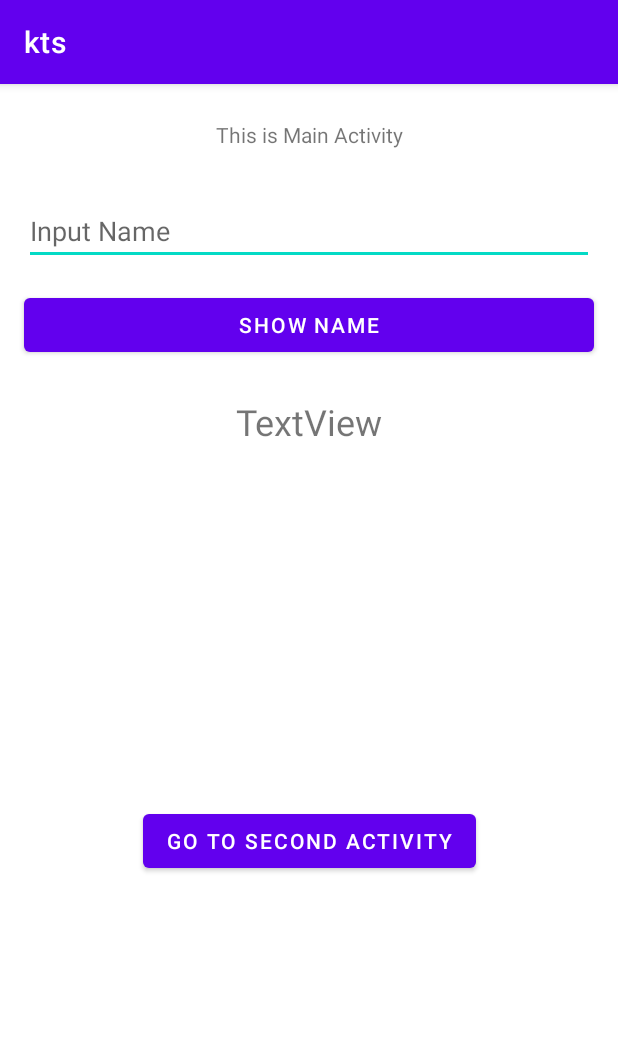
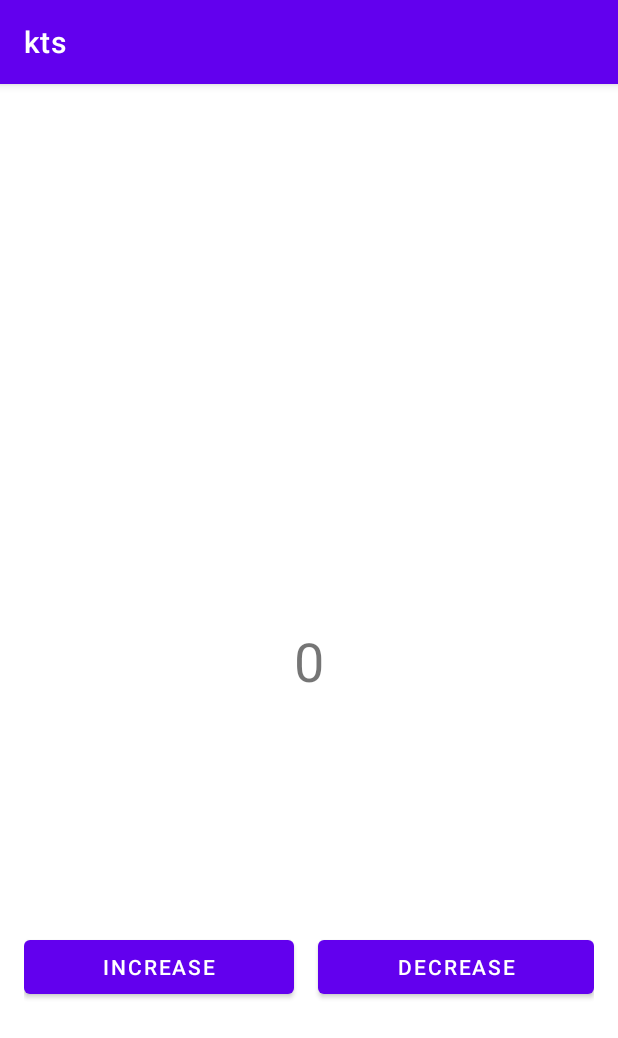
Before and after one commit to edhimurwanto/android-training-mandiri, an Android app: the screen it shows after launch (MainActivity), on a phone screen of 412 x 824 dp. Shown: the top 1038 px of the screen. Run offline under Robolectric (Android 15) with nearby library versions, the phone set to English and light mode, and no system bars.

Commit message:
counter with one fragment

```diff
--- a/app/build.gradle.kts
+++ b/app/build.gradle.kts
@@ -42,6 +42,7 @@ dependencies {
     implementation("com.google.android.material:material:1.4.0")
     implementation("org.jetbrains.kotlin:kotlin-stdlib:${Versions.kotlinVersion}")
     implementation("androidx.constraintlayout:constraintlayout:2.0.4")
+    implementation("androidx.legacy:legacy-support-v4:1.0.0")
     testImplementation("junit:junit:4.13.2")
     androidTestImplementation("androidx.test.ext:junit:1.1.3")
     androidTestImplementation("androidx.test.espresso:espresso-core:3.4.0")
--- /dev/null
+++ b/app/src/main/java/com/enigmacamp/kts/CounterFragment.kt
@@ -0,0 +1,42 @@
+package com.enigmacamp.kts
+
+import android.os.Bundle
+import androidx.fragment.app.Fragment
+import android.view.LayoutInflater
+import android.view.View
+import android.view.ViewGroup
+import kotlinx.android.synthetic.main.fragment_counter.*
+
+class CounterFragment : Fragment() {
+
+    var counter = 0
+
+    override fun onCreate(savedInstanceState: Bundle?) {
+        super.onCreate(savedInstanceState)
+    }
+
+    override fun onCreateView(
+        inflater: LayoutInflater, container: ViewGroup?,
+        savedInstanceState: Bundle?
+    ): View? {
+        // Inflate the layout for this fragment
+        return inflater.inflate(R.layout.fragment_counter, container, false)
+    }
+
+    override fun onViewCreated(view: View, savedInstanceState: Bundle?) {
+        super.onViewCreated(view, savedInstanceState)
+
+        buttonIncrease.setOnClickListener {
+            setTextViewCounter(++this.counter)
+        }
+
+        buttonDecrease.setOnClickListener {
+            setTextViewCounter(--this.counter)
+        }
+    }
+
+    private fun setTextViewCounter(counter: Int){
+        textViewCounter.text = counter.toString()
+    }
+
+}
--- a/app/src/main/java/com/enigmacamp/kts/MainActivity.kt
+++ b/app/src/main/java/com/enigmacamp/kts/MainActivity.kt
@@ -15,22 +15,8 @@ class MainActivity : AppCompatActivity() {
         setContentView(R.layout.activity_main)
         Log.d(TAG, "onCreate()")
 
-        tvTitle.text = "This is Main Activity"
-
-        showBtn.setOnClickListener {
-            showName()
-        }
-
-        btnGoToSecondActivity.setOnClickListener {
-            val intent = Intent(this, SecondActivity::class.java)
-            intent.putExtra("NAME", editTextName.text.toString())
-            startActivity(intent)
-        }
     }
 
-    fun showName(){
-        name.text = editTextName.text
-    }
 
     override fun onStart() {
         super.onStart()
--- a/app/src/main/res/layout/activity_main.xml
+++ b/app/src/main/res/layout/activity_main.xml
@@ -8,63 +8,11 @@
     android:orientation="vertical"
     tools:context=".MainActivity">
 
-    <TextView
-        android:id="@+id/tvTitle"
-        android:layout_width="wrap_content"
-        android:layout_height="19dp"
-        android:layout_marginTop="24dp"
-        app:layout_constraintEnd_toEndOf="parent"
-        app:layout_constraintStart_toStartOf="parent"
-        app:layout_constraintTop_toTopOf="parent" />
-
-    <EditText
-        android:id="@+id/editTextName"
-        android:layout_width="0dp"
-        android:layout_height="wrap_content"
-        android:layout_marginStart="16dp"
-        android:layout_marginTop="32dp"
-        android:layout_marginEnd="16dp"
-        android:ems="10"
-        android:hint="Input Name"
-        android:inputType="textPersonName"
-        app:layout_constraintEnd_toEndOf="parent"
-        app:layout_constraintStart_toStartOf="parent"
-        app:layout_constraintTop_toBottomOf="@+id/tvTitle" />
-
-    <Button
-        android:id="@+id/showBtn"
-        android:layout_width="0dp"
-        android:layout_height="wrap_content"
-        android:layout_marginStart="16dp"
-        android:layout_marginTop="16dp"
-        android:layout_marginEnd="16dp"
-        android:text="Show Name"
-        app:layout_constraintEnd_toEndOf="parent"
-        app:layout_constraintStart_toStartOf="parent"
-        app:layout_constraintTop_toBottomOf="@+id/editTextName" />
-
-    <TextView
-        android:id="@+id/name"
-        android:layout_width="wrap_content"
-        android:layout_height="wrap_content"
-        android:layout_marginTop="24dp"
-        android:text="TextView"
-        android:textSize="24dp"
-        app:layout_constraintEnd_toEndOf="parent"
-        app:layout_constraintStart_toStartOf="parent"
-        app:layout_constraintTop_toBottomOf="@+id/showBtn" />
-
-    <Button
-        android:id="@+id/btnGoToSecondActivity"
-        android:layout_width="wrap_content"
-        android:layout_height="wrap_content"
-        android:layout_marginTop="16dp"
-        android:layout_marginBottom="16dp"
-        android:text="Go to Second Activity"
-        app:layout_constraintBottom_toBottomOf="parent"
-        app:layout_constraintEnd_toEndOf="parent"
-        app:layout_constraintStart_toStartOf="parent"
-        app:layout_constraintTop_toBottomOf="@+id/name" />
-
+    <fragment
+        android:id="@+id/counter_fragment_container"
+        android:layout_width="match_parent"
+        android:layout_height="match_parent"
+        android:name="com.enigmacamp.kts.CounterFragment"
+        />
 
 </androidx.constraintlayout.widget.ConstraintLayout>
--- /dev/null
+++ b/app/src/main/res/layout/fragment_counter.xml
@@ -0,0 +1,52 @@
+<?xml version="1.0" encoding="utf-8"?>
+<androidx.constraintlayout.widget.ConstraintLayout xmlns:android="http://schemas.android.com/apk/res/android"
+    xmlns:app="http://schemas.android.com/apk/res-auto"
+    xmlns:tools="http://schemas.android.com/tools"
+    android:layout_width="match_parent"
+    android:layout_height="match_parent"
+    tools:context=".CounterFragment">
+
+    <!-- TODO: Update blank fragment layout -->
+    <TextView
+        android:id="@+id/textViewCounter"
+        android:layout_width="wrap_content"
+        android:layout_height="wrap_content"
+        android:text="0"
+        app:layout_constraintBottom_toBottomOf="parent"
+        app:layout_constraintEnd_toEndOf="parent"
+        app:layout_constraintStart_toStartOf="parent"
+        app:layout_constraintTop_toTopOf="parent"
+        android:textSize="36dp"
+        />
+
+    <LinearLayout
+        android:layout_width="match_parent"
+        android:layout_height="wrap_content"
+        android:layout_marginTop="16dp"
+        android:layout_marginBottom="16dp"
+        android:orientation="horizontal"
+        app:layout_constraintBottom_toBottomOf="parent"
+        app:layout_constraintTop_toBottomOf="@+id/textViewCounter"
+        android:paddingHorizontal="16dp"
+        >
+
+        <Button
+            android:id="@+id/buttonIncrease"
+            android:layout_width="wrap_content"
+            android:layout_height="wrap_content"
+            android:text="INCREASE"
+            android:layout_weight="1"
+            android:layout_marginEnd="8dp"
+            />
+
+        <Button
+            android:id="@+id/buttonDecrease"
+            android:layout_width="wrap_content"
+            android:layout_height="wrap_content"
+            android:text="DECREASE"
+            android:layout_weight="1"
+            android:layout_marginStart="8dp"
+            />
+    </LinearLayout>
+
+</androidx.constraintlayout.widget.ConstraintLayout>
--- a/app/src/main/res/values/strings.xml
+++ b/app/src/main/res/values/strings.xml
@@ -1,3 +1,5 @@
 <resources>
     <string name="app_name">kts</string>
+    <!-- TODO: Remove or change this placeholder text -->
+    <string name="hello_blank_fragment">Hello blank fragment</string>
 </resources>
```
Also changed, not shown: app/src/main/AndroidManifest.xml (+0 -9 lines), app/src/main/java/com/enigmacamp/kts/MessageActivity.kt (deleted, +0 -16 lines), app/src/main/java/com/enigmacamp/kts/SecondActivity.kt (deleted, +0 -61 lines), app/src/main/java/com/enigmacamp/kts/ThirdActivity.kt (deleted, +0 -27 lines), app/src/main/res/layout/activity_message.xml (deleted, +0 -20 lines), app/src/main/res/layout/activity_second.xml (deleted, +0 -44 lines), app/src/main/res/layout/activity_third.xml (deleted, +0 -44 lines).
